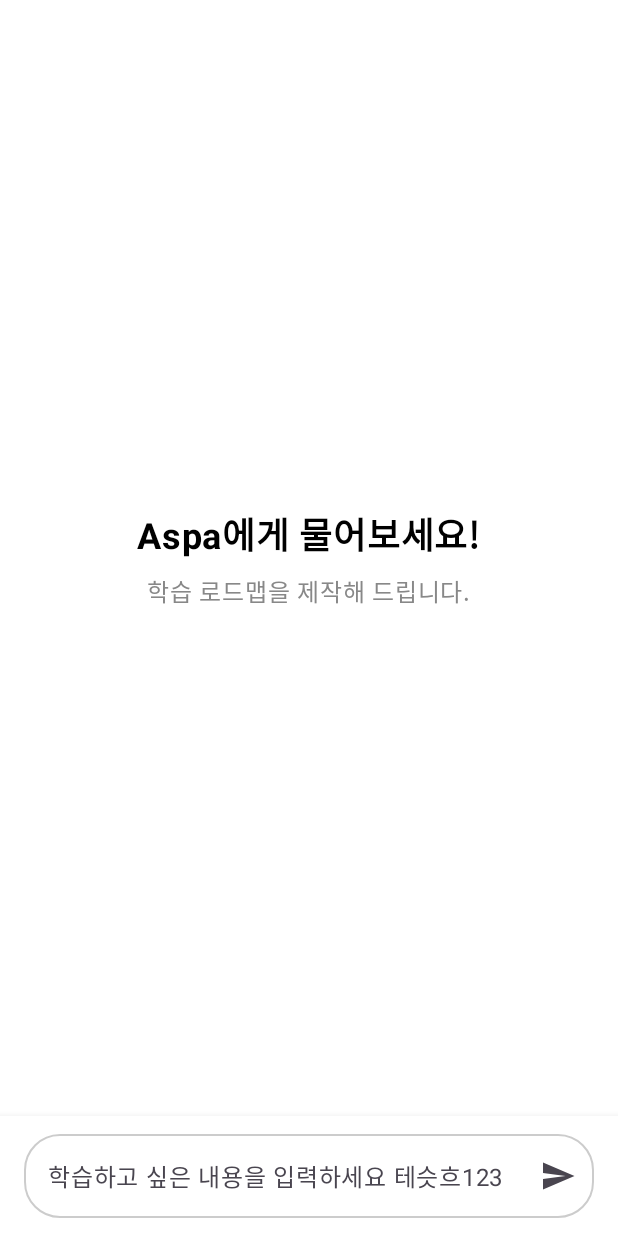
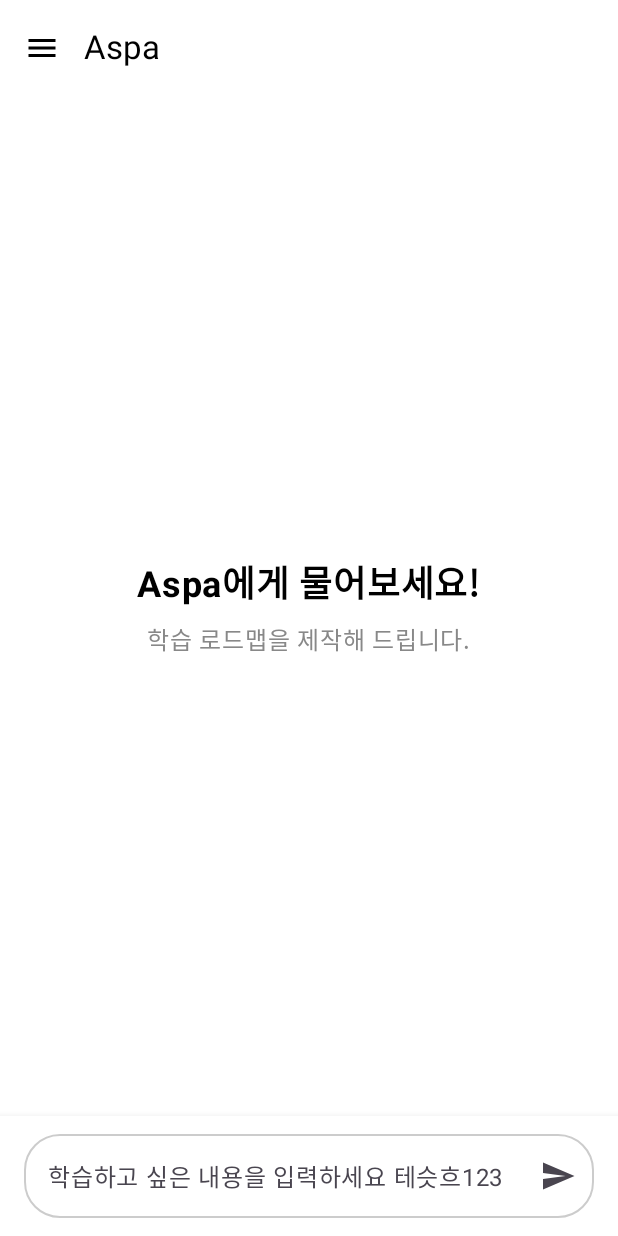
Before and after one commit to LIKELION-Android-Bootcamp-4th/MansBath, an Android app built with Jetpack Compose: the screen it shows after launch (MainActivity), on a phone screen of 412 x 824 dp. Run offline under Robolectric (Android 15) with nearby library versions, the phone set to English and light mode, and no system bars.

Commit message:
feat: 질문 목록, 질문 상세
더미 추가 후 화면 연결

todo
- UI상에서 새 질문창을 띄우는 로직이 없음
방향
- 홈화면 네비게이션 두번 누르면 새 질문
- 메뉴 상단에 새 질문 버튼 추가

```diff
--- a/app/src/main/java/com/aspa/aspa/features/home/ChatModel.kt
+++ b/app/src/main/java/com/aspa/aspa/features/home/ChatModel.kt
@@ -7,6 +7,10 @@
     val choices: List<String>? = null,
     val result: Map<String, String>? = null
 )
+
+sealed interface HistoryItem
+data class UserHistory(val message: String) : HistoryItem
+data class ModelHistory(val message: ModelMessage) : HistoryItem
 
 sealed interface UiChatMessage {
     val id: String
--- a/app/src/main/java/com/aspa/aspa/features/home/DummyData.kt
+++ b/app/src/main/java/com/aspa/aspa/features/home/DummyData.kt
@@ -7,70 +7,115 @@
      * 날짜는 피그마에 반영 안해둬서 안찍습니다.
      * 파이어스토어엔 날짜 있슴.
      *
+     * 0804-1429
+     * 더미 구조좀 바꿈 기록 불러와야되서
+     * 1. 새 화면에서 질문 응답 더미 TODO: 파이어스토어 불러오기
+     * 2. 기록 더미
      */
+
     val conversationFlow: List<ModelMessage> = listOf(
-        // Step 1: 질문
+        ModelMessage(
+            message = "안녕하세요! 무엇을 배우고 싶으신가요? 학습 목표와 현재 상태를 파악하기 위해 몇 가지 질문을 드릴게요.\n\n" +
+                    "첫 번째 질문입니다.\n현재 학습 수준은 어느 정도이신가요?",
+            choices = listOf("전혀 모름", "기초 수준", "중급 수준", "고급 수준")
+        ),
+        ModelMessage(
+            message = "알겠습니다. 학습 목적은 무엇인가요?",
+            choices = listOf("취미", "학업", "여행", "취업")
+        ),
+        ModelMessage(
+            message = "마지막 질문입니다. 선호하는 학습 방식이 있나요?",
+            choices = listOf("텍스트 위주", "영상 위주", "실습 위주", "상관 없음")
+        ),
+        ModelMessage(
+            message = "사용자 분석이 완료되었습니다.",
+            result = mapOf(
+                "현재 수준" to "중급 수준",
+                "학습 목적" to "취업",
+                "선호 방식" to "실습 위주",
+                "추천 전략" to "실무 프로젝트 위주의 심화 학습을 추천합니다."
+            )
+        )
+    )
+
+    // 저장된 대화 기록 (사용자 답변 포함)
+    val dummyChatHistories: Map<String, List<HistoryItem>> = mapOf(
+        "일본어를 배우고 싶어" to japaneseConversation,
+        "물리학을 배우고 싶어" to physicsConversation,
+        "심리학을 배우고 싶어" to psychologyConversation
+    )
+
+    // 추가 질문에 대한 응답
+    val followUpResponses: List<ModelMessage> = listOf(
+        ModelMessage(message = "좋은 질문입니다! 해당 내용에 대해서는 로드맵 생성 후 더 자세히 다룰 예정입니다."),
+        ModelMessage(message = "알겠습니다. 그 부분에 대한 정보도 로드맵에 반영하도록 노력하겠습니다."),
+        ModelMessage(message = "죄송합니다, 지금은 추가 질문에 답변하기 어렵습니다. 먼저 로드맵을 생성해 주세요.")
+    )
+}
+
+// 각 대화 내용에 UserHistory 추가 (이전과 동일)
+private val japaneseConversation: List<HistoryItem> = listOf(
+    UserHistory(message = "일본어를 배우고 싶어"),
+    ModelHistory(
         ModelMessage(
             message = "안녕하세요! 일본어 학습의 첫걸음을 함께하게 되어 기쁩니다. 😊\n" +
                     "효과적인 학습 계획을 세우기 위해, 먼저 당신의 학습 목표와 현재 상태를 파악하는 것이 중요해요.\n\n" +
                     "첫 번째 질문입니다.\n현재 일본어 실력은 어느 정도이신가요?",
-            choices = listOf(
-                "일본어를 전혀 몰라요",
-                "기초적인 수준이에요 (히라가나, 가타카나)",
-                "간단한 문장을 만들 수 있어요",
-                "어느 정도 학습 경험이 있어요 (예: JLPT N5 수준)"
-            )
-        ),
-        // Step 2: 질문
+            choices = listOf("...", "...", "...", "어느 정도 학습 경험이 있어요 (예: JLPT N5 수준)")
+        )),
+    UserHistory(message = "어느 정도 학습 경험이 있어요 (예: JLPT N5 수준)"),
+    ModelHistory(
         ModelMessage(
             message = "네, 알겠습니다. 어느 정도 학습 경험이 있으시군요!\n" +
                     "그렇다면 다음 질문에 답변해 주세요.\n\n" +
                     "일본어를 배우려는 주목적은 무엇인가요?",
-            choices = listOf(
-                "일본 여행에서 자유롭게 소통하고 싶어요",
-                "애니메이션, 드라마, 음악 등 일본 문화를 더 깊게 즐기고 싶어요",
-                "일본 유학이나 워킹홀리데이를 준비하고 있어요",
-                "JLPT와 같은 공인 시험에서 좋은 성적을 얻고 싶어요"
-            )
-        ),
-        // Step 3: 질문
+            choices = listOf("...", "...", "...", "JLPT와 같은 공인 시험에서 좋은 성적을 얻고 싶어요")
+        )),
+    UserHistory(message = "JLPT와 같은 공인 시험에서 좋은 성적을 얻고 싶어요"),
+    ModelHistory(
         ModelMessage(
             message = "목표가 아주 명확하시군요!\n" +
                     "JLPT 시험 준비를 목표로 하시는군요. 좋습니다.\n\n" +
                     "그렇다면 마지막 질문입니다.\n" +
                     "구체적으로 어떤 레벨을 목표로 공부하고 싶으신가요?",
-            choices = listOf(
-                "JLPT N5~N4: 현재 제 수준에서 차근차근 준비하고 싶어요",
-                "JLPT N3: 어느 정도 자신이 있어서 N3를 목표로 하고 싶어요",
-                "JLPT N2: 고급 어휘/문법도 비즈니스 일본어 수준에 도전해 보고 싶어요",
-                "잘 모르겠어요, 제 수준에 맞는 추천을 받고 싶어요"
-            )
-        ),
-        // Step 4: 분석 결과
+            choices = listOf("...", "JLPT N3: 어느 정도 자신이 있어서 N3를 목표로 하고 싶어요", "...", "...")
+        )),
+    UserHistory(message = "JLPT N3: 어느 정도 자신이 있어서 N3를 목표로 하고 싶어요"),
+    ModelHistory(
         ModelMessage(
             message = "사용자 분석이 완료되었습니다.",
+            result = mapOf("사용자 프로필" to "...", "종합 평가" to "...", "학습 방향 제안" to "...", "추천 전략" to "...")
+        ))
+)
+
+private val physicsConversation: List<HistoryItem> = listOf(
+    UserHistory(message = "물리학을 배우고 싶어"),
+    ModelHistory(
+        ModelMessage(
+            message = "물리학 학습에 오신 것을 환영합니다! 어떤 분야에 관심이 있으신가요?",
+            choices = listOf("고전 역학", "양자 역학", "전자기학", "상대성 이론")
+        )),
+    UserHistory(message = "양자 역학"),
+    ModelHistory(
+        ModelMessage(
+            message = "양자 역학은 매우 흥미로운 분야죠. 학습이 완료되면 분석 결과를 알려드릴게요."
+        ))
+)
+
+private val psychologyConversation: List<HistoryItem> = listOf(
+    UserHistory(message = "심리학을 배우고 싶어"),
+    ModelHistory(
+        ModelMessage(
+            message = "심리학 학습을 도와드릴게요. 가장 관심 있는 심리학 분야는 무엇인가요?",
+            choices = listOf("인지 심리학", "발달 심리학", "사회 심리학", "임상 심리학")
+        )),
+    UserHistory(message = "사회 심리학"),
+    ModelHistory(
+        ModelMessage(
+            message = "사회 심리학을 선택하셨군요. 분석 결과를 곧 보내드리겠습니다.",
             result = mapOf(
-                "사용자 프로필" to "현재 일본어 수준: JLPT N5 수준의 학습 경험 보유\n학습 목적: 공인 시험 대비 (JLPT)\n목표 레벨: JLPT N3 취득",
-                "종합 평가" to "사용자는 명확하고 구체적인 학습 목표(JLPT N3 취득)를 설정하고 있어, 학습 동기가 매우 높을 것으로 판단됩니다. 기존 N5 수준의 학습 경험을 바탕으로 하므로, N4 수준의 문법과 어휘를 빠르게 복습하고 N3 수준의 심화 학습으로 넘어가는 전략이 효과적일 것입니다. JLPT N3는 일상적인 주제를 넘어 뉴스 헤드라인이나 안내문 등 좀 더 넓은 범위의 내용을 이해하는 능력을 요구합니다. 따라서 문자/어휘, 문법, 독해, 청해의 균형 잡힌 학습 계획이 필수적입니다.",
-                "학습 방향 제안" to "[핵심 과제] N3 수준에 요구되는 한자와 어휘 암기량을 늘리고, 빠르고 정확한 독해 능력과 자연스러운 속도의 청해 능력을 기르는 것이 중요합니다.",
-                "추천 전략" to "어휘/문법: N4 수준의 핵심 문법을 복습하며 N3 신규 문법과 어휘 학습을 병행합니다.\n독해: 짧은 문장에서 긴 문장으로 점차 난이도를 높여가며, 문맥 파악 능력을 훈련합니다.\n청해: 일상 대화 외 다양한 상황(안내 방송, 뉴스 등)의 듣기 자료를 통해 실전 감각을 익힙니다."
+                "선택 분야" to "사회 심리학",
+                "추천 학습" to "동조, 복종, 집단 역학에 대한 기본 이론부터 학습하는 것을 추천합니다."
             )
-        )
-
-    )
-    val followUpResponses: List<ModelMessage> = listOf(
-        // Step after: 그냥 아무 질문 다 이거로 받아쳐. 마지막 결과는 선물로.
-        ModelMessage(message = "좋은 질문입니다! 해당 내용에 대해서는 로드맵 생성 후 더 자세히 다룰 예정입니다."),
-        ModelMessage(message = "알겠습니다. 그 부분에 대한 정보도 로드맵에 반영하도록 노력하겠습니다."),
-        ModelMessage(message = "죄송합니다, 지금은 추가 질문에 답변하기 어렵습니다. 먼저 로드맵을 생성해 주세요."),
-        ModelMessage(
-            message = "사용자 분석이 완료되었습니다.",
-            result = mapOf(
-                "사용자 프로필" to "현재 일본어 수준: JLPT N5 수준의 학습 경험 보유\n학습 목적: 공인 시험 대비 (JLPT)\n목표 레벨: JLPT N3 취득",
-                "종합 평가" to "사용자는 명확하고 구체적인 학습 목표(JLPT N3 취득)를 설정하고 있어, 학습 동기가 매우 높을 것으로 판단됩니다. 기존 N5 수준의 학습 경험을 바탕으로 하므로, N4 수준의 문법과 어휘를 빠르게 복습하고 N3 수준의 심화 학습으로 넘어가는 전략이 효과적일 것입니다. JLPT N3는 일상적인 주제를 넘어 뉴스 헤드라인이나 안내문 등 좀 더 넓은 범위의 내용을 이해하는 능력을 요구합니다. 따라서 문자/어휘, 문법, 독해, 청해의 균형 잡힌 학습 계획이 필수적입니다.",
-                "학습 방향 제안" to "[핵심 과제] N3 수준에 요구되는 한자와 어휘 암기량을 늘리고, 빠르고 정확한 독해 능력과 자연스러운 속도의 청해 능력을 기르는 것이 중요합니다.",
-                "추천 전략" to "어휘/문법: N4 수준의 핵심 문법을 복습하며 N3 신규 문법과 어휘 학습을 병행합니다.\n독해: 짧은 문장에서 긴 문장으로 점차 난이도를 높여가며, 문맥 파악 능력을 훈련합니다.\n청해: 일상 대화 외 다양한 상황(안내 방송, 뉴스 등)의 듣기 자료를 통해 실전 감각을 익힙니다."
-            )
-        )
-    )
-}
+        ))
+)
--- /dev/null
+++ b/app/src/main/java/com/aspa/aspa/features/home/HomeDrawerContent.kt
@@ -0,0 +1,125 @@
+package com.aspa.aspa.features.home.components
+
+import androidx.compose.foundation.background
+import androidx.compose.foundation.layout.*
+import androidx.compose.foundation.lazy.LazyColumn
+import androidx.compose.foundation.lazy.items
+import androidx.compose.foundation.shape.RoundedCornerShape
+import androidx.compose.material.icons.Icons
+import androidx.compose.material.icons.filled.MoreVert
+import androidx.compose.material3.*
+import androidx.compose.runtime.*
+import androidx.compose.ui.Alignment
+import androidx.compose.ui.Modifier
+import androidx.compose.ui.graphics.Color
+import androidx.compose.ui.text.font.FontWeight
+import androidx.compose.ui.unit.dp
+import androidx.compose.ui.unit.sp
+
+@OptIn(ExperimentalMaterial3Api::class)
+@Composable
+fun HomeDrawerContent(
+    onHistoryItemSelected: (String) -> Unit
+) {
+    // TODO : 파이어스토어에서 질문 타이들, 질문 ID 불러오기
+    val questionHistory = remember {
+        mutableStateListOf(*DummyData.dummyChatHistories.keys.toTypedArray())
+    }
+
+    ModalDrawerSheet {
+        Column(
+            modifier = Modifier
+                .fillMaxSize()
+                .background(MaterialTheme.colorScheme.background)
+        ) {
+            Row(
+                modifier = Modifier
+                    .fillMaxWidth()
+                    .padding(16.dp),
+                verticalAlignment = Alignment.CenterVertically,
+                horizontalArrangement = Arrangement.SpaceBetween
+            ) {
+                Text(
+                    text = "질문 내역",
+                    style = MaterialTheme.typography.titleLarge,
+                    fontWeight = FontWeight.Bold
+                )
+            }
+
+            Divider()
+
+            LazyColumn(
+                modifier = Modifier.padding(16.dp),
+                verticalArrangement = Arrangement.spacedBy(12.dp)
+            ) {
+                items(
+                    items = questionHistory,
+                    key = { it }
+                ) { questionTitle ->
+                    QuestionHistoryItem(
+                        text = questionTitle,
+                        onDeleteClick = {
+                            questionHistory.remove(questionTitle)
+                        },
+                        onItemClick = {
+                            onHistoryItemSelected(questionTitle)
+                        }
+                    )
+                }
+            }
+        }
+    }
+}
+
+@Composable
+private fun QuestionHistoryItem(
+    text: String,
+    onDeleteClick: () -> Unit,
+    onItemClick: () -> Unit
+) {
+    var expanded by remember { mutableStateOf(false) }
+
+    Surface(
+        shape = RoundedCornerShape(16.dp),
+        color = MaterialTheme.colorScheme.surface,
+        tonalElevation = 1.dp,
+        onClick = onItemClick
+    ) {
+        Row(
+            modifier = Modifier
+                .fillMaxWidth()
+                .padding(horizontal = 16.dp, vertical = 12.dp),
+            verticalAlignment = Alignment.CenterVertically,
+            horizontalArrangement = Arrangement.SpaceBetween
+        ) {
+            Text(
+                text = text,
+                fontSize = 16.sp,
+                color = MaterialTheme.colorScheme.onSurface,
+                modifier = Modifier.weight(1f)
+            )
+            Box {
+                IconButton(onClick = { expanded = true }) {
+                    Icon(
+                        imageVector = Icons.Default.MoreVert,
+                        contentDescription = "More Options",
+                        tint = Color.Gray
+                    )
+                }
+                DropdownMenu(
+                    expanded = expanded,
+                    onDismissRequest = { expanded = false }
+                ) {
+                    DropdownMenuItem(
+                        text = { Text("삭제") },
+                        onClick = {
+                            // TODO : 질문ID 가져와서 파이어스토어 날리기
+                            onDeleteClick()
+                            expanded = false
+                        }
+                    )
+                }
+            }
+        }
+    }
+}
--- a/app/src/main/java/com/aspa/aspa/features/home/HomeScreen.kt
+++ b/app/src/main/java/com/aspa/aspa/features/home/HomeScreen.kt
@@ -1,58 +1,23 @@
 package com.aspa.aspa.features.home
 
 import androidx.compose.foundation.background
-import androidx.compose.foundation.layout.Arrangement
-import androidx.compose.foundation.layout.Box
-import androidx.compose.foundation.layout.Column
-import androidx.compose.foundation.layout.Row
-import androidx.compose.foundation.layout.fillMaxSize
-import androidx.compose.foundation.layout.fillMaxWidth
-import androidx.compose.foundation.layout.padding
+import androidx.compose.foundation.layout.*
 import androidx.compose.foundation.shape.RoundedCornerShape
-import androidx.compose.material3.Button
-import androidx.compose.material3.CircularProgressIndicator
-import androidx.compose.material3.MaterialTheme
-import androidx.compose.material3.Scaffold
-import androidx.compose.material3.Text
-import androidx.compose.material3.lightColorScheme
+import androidx.compose.material.icons.Icons
+import androidx.compose.material.icons.filled.Menu
+import androidx.compose.material3.*
 import androidx.compose.runtime.*
 import androidx.compose.ui.Alignment
 import androidx.compose.ui.Modifier
 import androidx.compose.ui.graphics.Color
 import androidx.compose.ui.unit.dp
 import androidx.compose.ui.unit.sp
-import com.aspa.aspa.features.home.components.ChatContent
-import com.aspa.aspa.features.home.components.DummyData
-import com.aspa.aspa.features.home.components.InitialContent
-import com.aspa.aspa.features.home.components.ModelMessage
-import com.aspa.aspa.features.home.components.UiAnalysisReport
-import com.aspa.aspa.features.home.components.UiAssistantMessage
-import com.aspa.aspa.features.home.components.UiChatMessage
-import com.aspa.aspa.features.home.components.UiUserMessage
-import com.aspa.aspa.features.home.components.UserInput
+import com.aspa.aspa.features.home.components.*
 import kotlinx.coroutines.delay
 import kotlinx.coroutines.launch
 
+// 색상 테마 정의
 private val AppColorScheme = lightColorScheme(
-    /**
-     * 블루 컨펌 반영
-     * - 526EF6
-     * - F4F4F4
-     * - F4F6FF
-     * - C0C7FF
-     * - 526EF6
-     *
-     * 그린? 컨펌 반영 (컨펌 이름은 그린임 암튼 그린)
-     * - 353739
-     * - ECF2F5
-     * - FFFFFF
-     * - DDE1E3
-     * - 353739
-     *
-     * Primary 컬러라 앱컬러에 변수명 아무렇게나 넣으려다가 멈췄습니다.
-     * 폰트랑 컬러는 알아서 하라고 해서 일단 제껀 여기 위에다 추가해둡니다.
-     * TODO : 폰트, 컬러 클래스 정리되면 머지할때 앱컬러에 다 때려박고 땡겨옵니다.
-     */
     primary = Color(0xFF526EF6),
     onPrimary = Color.White,
     secondaryContainer = Color(0xFFF4F4F4),
@@ -65,6 +30,7 @@
     onSurface = Color.Black
 )
 
+// ModelMessage를 UI용 모델로 변환하는 헬퍼 함수
 private fun mapModelToUiMessage(modelMessage: ModelMessage, id: String): UiChatMessage {
     return if (modelMessage.result != null) {
         UiAnalysisReport(
@@ -83,14 +49,16 @@
     }
 }
 
-
+@OptIn(ExperimentalMaterial3Api::class)
 @Composable
 fun HomeScreen() {
+    val drawerState = rememberDrawerState(initialValue = DrawerValue.Closed)
+    val scope = rememberCoroutineScope()
+
     var isLoading by remember { mutableStateOf(false) }
     var inputText by remember { mutableStateOf("") }
     val messages = remember { mutableStateListOf<UiChatMessage>() }
     var currentStep by remember { mutableIntStateOf(0) }
-    val coroutineScope = rememberCoroutineScope()
 
     val chatStarted = messages.isNotEmpty()
     val isReportFinished by remember {
@@ -98,9 +66,31 @@
     }
     var followUpStep by remember { mutableIntStateOf(0) }
 
+    fun loadChatHistory(title: String) {
+        val history = DummyData.dummyChatHistories[title] ?: return
+
+        messages.clear()
+        val mappedMessages = history.mapIndexed { index, historyItem ->
+            when (historyItem) {
+                is UserHistory -> {
+                    UiUserMessage("history_${title}_user_$index", null, historyItem.message)
+                }
+                is ModelHistory -> {
+                    mapModelToUiMessage(historyItem.message, "history_${title}_model_$index")
+                }
+                else -> {
+                    throw IllegalArgumentException("알 수 없는 기록 아이템 형태: $historyItem")
+                }
+            }
+        }
+        messages.addAll(mappedMessages)
+        currentStep = history.size
+    }
+
     fun startChat(initialQuestion: String) {
-        coroutineScope.launch {
+        scope.launch {
             isLoading = true
+            messages.clear()
             val userMessage = UiUserMessage("user_0", null, initialQuestion)
             val assistantMessage = mapModelToUiMessage(DummyData.conversationFlow[0], "asst_0")
             val initialMessages = listOf(userMessage, assistantMessage)
@@ -111,14 +101,8 @@
         }
     }
 
-    /**
-     * UI 만 하고싶었는데 화면에 나타나는 아이템이 많아서
-     * 대충 기능은 여기에 구현해봅니다. 뷰모델로 갈 녀석.
-     * 더미라서 대충 흐름 따라가라고 메시지에 ID? 이름? 식별자. 도 박아놨는데 어차피 실 구현때 안씀
-     * TODO : 대화 시작하면 questionID 응답 받아와서 사용자 대화창에 유지시키기.
-     */
     fun handleFollowUpQuestion(question: String) {
-        coroutineScope.launch {
+        scope.launch {
             val userMessage = UiUserMessage("user_${messages.size}", null, question)
             messages.add(userMessage)
             delay(1000L)
@@ -132,7 +116,41 @@
     }
 
     MaterialTheme(colorScheme = AppColorScheme) {
-        Scaffold { innerPadding ->
+        ModalNavigationDrawer(
+            drawerState = drawerState,
+            drawerContent = {
+                HomeDrawerContent(
+                    onHistoryItemSelected = { title ->
+                        loadChatHistory(title)
+                        scope.launch {
+                            drawerState.close()
+                        }
+                    }
+                )
+            }
+        ) {
+            Scaffold(
+                topBar = {
+                    TopAppBar(
+                        title = { Text("Aspa") },
+                        navigationIcon = {
+                            IconButton(onClick = {
+                                scope.launch {
+                                    drawerState.open()
+                                }
+                            }) {
+                                Icon(
+                                    imageVector = Icons.Default.Menu,
+                                    contentDescription = "Menu"
+                                )
+                            }
+                        },
+                        colors = TopAppBarDefaults.topAppBarColors(
+                            containerColor = MaterialTheme.colorScheme.background
+                        )
+                    )
+                }
+            ) { innerPadding ->
                 Column(
                     modifier = Modifier
                         .padding(innerPadding)
@@ -147,10 +165,11 @@
                         ChatContent(
                             messages = messages,
                             onOptionSelected = { selectedOption ->
-                            coroutineScope.launch {
+                                scope.launch {
                                     val userMessage = UiUserMessage("user_${messages.size}", null, selectedOption)
                                     messages.add(userMessage)
                                     delay(1000L)
+
                                     if (currentStep < DummyData.conversationFlow.size) {
                                         val assistantMessage = mapModelToUiMessage(
                                             modelMessage = DummyData.conversationFlow[currentStep],
@@ -181,11 +200,7 @@
                             horizontalArrangement = Arrangement.End
                         ) {
                             Button(
-                            onClick = {
-                            /**
-                             *  TODO: 로드맵 생성 로직 연결. 로드맵엔 질문ID 던져!.
-                             */
-                                      },
+                                onClick = { /* TODO: 로드맵 생성 로직 연결 */ },
                                 modifier = Modifier.fillMaxWidth(0.5f),
                                 shape = RoundedCornerShape(12.dp)
                             ) {
@@ -212,3 +227,4 @@
             }
         }
     }
+}
```
Lines whose indentation alone changed are shown as unchanged.
